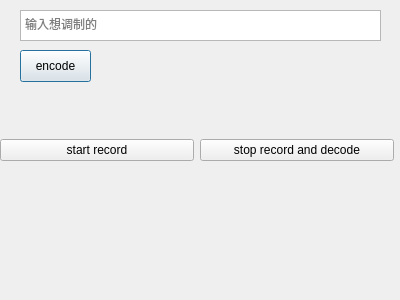
Qt form 传输系统性能测试/gui_for_translate.ui (liuyujun16/sound_translate) before a commit.
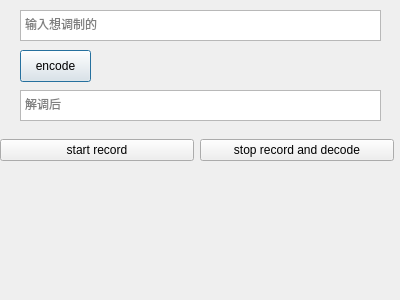
The same form after that commit.

```diff
--- a/传输系统性能测试/gui_for_translate.ui
+++ b/传输系统性能测试/gui_for_translate.ui
@@ -65,6 +65,19 @@
     </item>
    </layout>
   </widget>
+  <widget class="QTextEdit" name="decode_text">
+   <property name="geometry">
+    <rect>
+     <x>20</x>
+     <y>90</y>
+     <width>361</width>
+     <height>31</height>
+    </rect>
+   </property>
+   <property name="placeholderText">
+    <string>解调后</string>
+   </property>
+  </widget>
  </widget>
  <resources/>
  <connections/>
```
